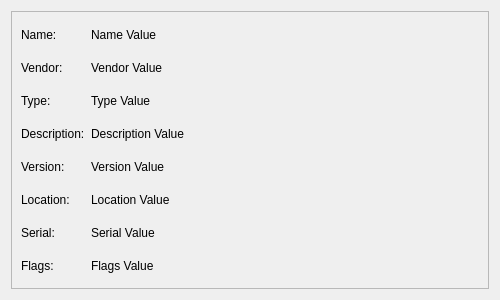
This is qt/OpenRGBDeviceInfoPage/OpenRGBDeviceInfoPage.ui in CalcProgrammer1/OpenRGB as Qt 5 draws it before an edit. The edited form follows.
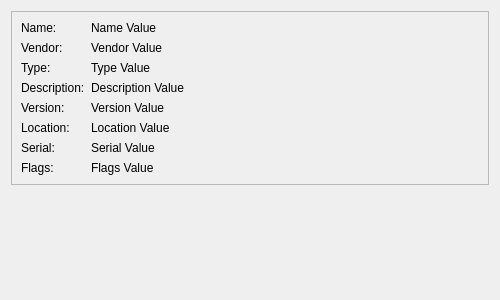
This is the edited form.

Commit message: Add vertical spacer to OpenRGBDeviceInfoPage

```diff
--- a/qt/OpenRGBDeviceInfoPage/OpenRGBDeviceInfoPage.ui
+++ b/qt/OpenRGBDeviceInfoPage/OpenRGBDeviceInfoPage.ui
@@ -174,6 +174,19 @@
      </layout>
     </widget>
    </item>
+   <item row="1" column="0">
+    <spacer name="verticalSpacer">
+     <property name="orientation">
+      <enum>Qt::Orientation::Vertical</enum>
+     </property>
+     <property name="sizeHint" stdset="0">
+      <size>
+       <width>20</width>
+       <height>40</height>
+      </size>
+     </property>
+    </spacer>
+   </item>
   </layout>
  </widget>
  <resources/>
```
Left out of the diff: 8 changed lines with no effect on the pictures.
